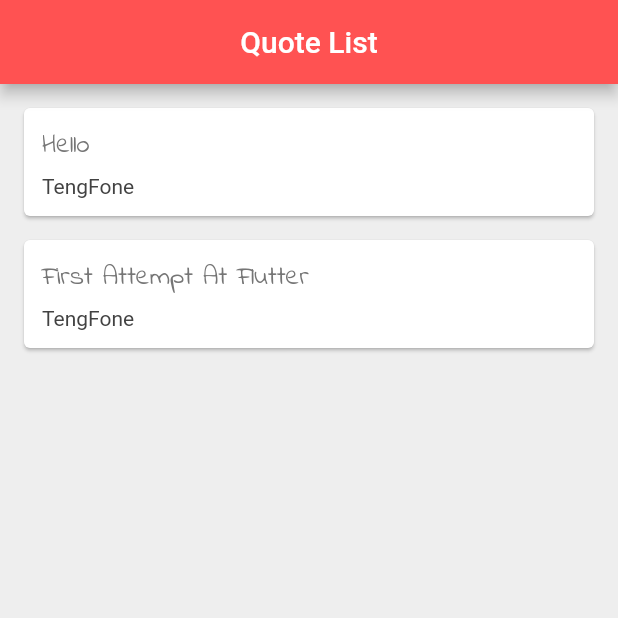
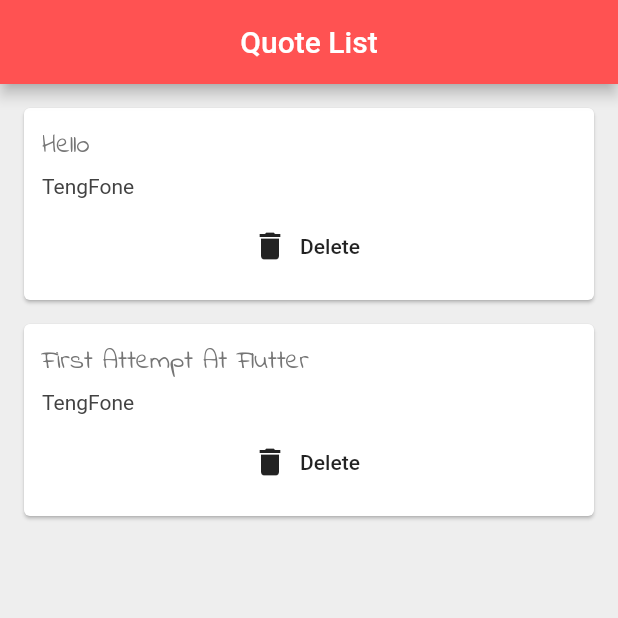
Before and after one commit to tengfone/FlutterBasics, a Flutter app: the screen it shows after launch, on a phone screen of 412 x 824 dp, the top half of it. Run offline on Flutter 3.47's test engine with Material 2 defaults, Android fonts, the phone set to English and light mode, and no system bars.

Commit message:
Cards Extract with Modular

```diff
--- a/lib/main.dart
+++ b/lib/main.dart
@@ -32,7 +32,14 @@ class _QuoteListState extends State<QuoteList> {
         backgroundColor: Colors.redAccent,
       ),
       body: Column(
-        children: quotes.map((quote) => QuoteCard(quote: quote)).toList(),
+        children: quotes.map((quote) => QuoteCard(
+          quote: quote,
+          delete: (){
+            setState((){
+              quotes.remove(quote);
+            });
+          }
+        )).toList(),
       ),
     );
   }
--- a/lib/quote_card.dart
+++ b/lib/quote_card.dart
@@ -5,7 +5,9 @@ import 'quote.dart';
 class QuoteCard extends StatelessWidget {
 
   final Quote quote;
-  QuoteCard({this.quote});
+  final Function delete;
+
+  QuoteCard({this.quote, this.delete});
 
 
   @override
@@ -32,6 +34,14 @@ class QuoteCard extends StatelessWidget {
                     fontSize: 14,
                     color: Colors.grey[800]
                 )
+            ),
+            SizedBox(height: 8.0),
+            FlatButton.icon(
+              onPressed: delete,
+              label: Text(
+                "Delete",
+              ),
+              icon: Icon(Icons.delete),
             )
           ],
         ),
```
Also changed, not shown: assets/cards.png, 1 other file.
